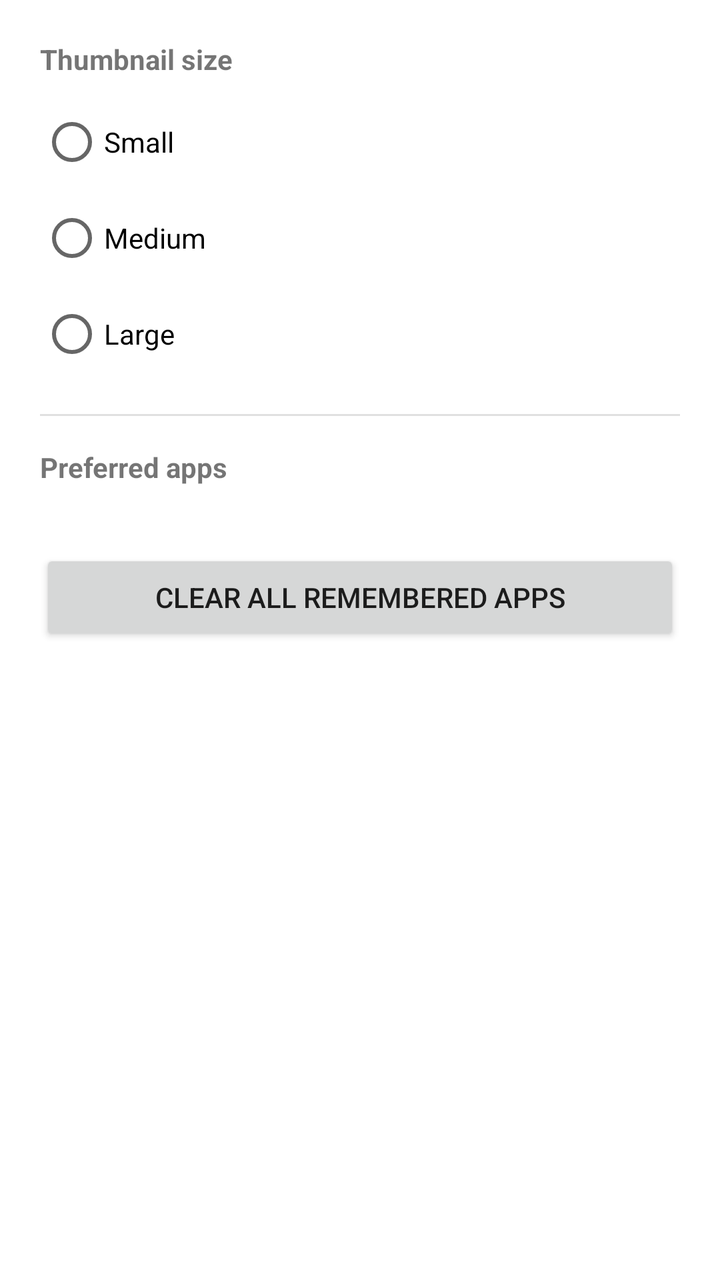
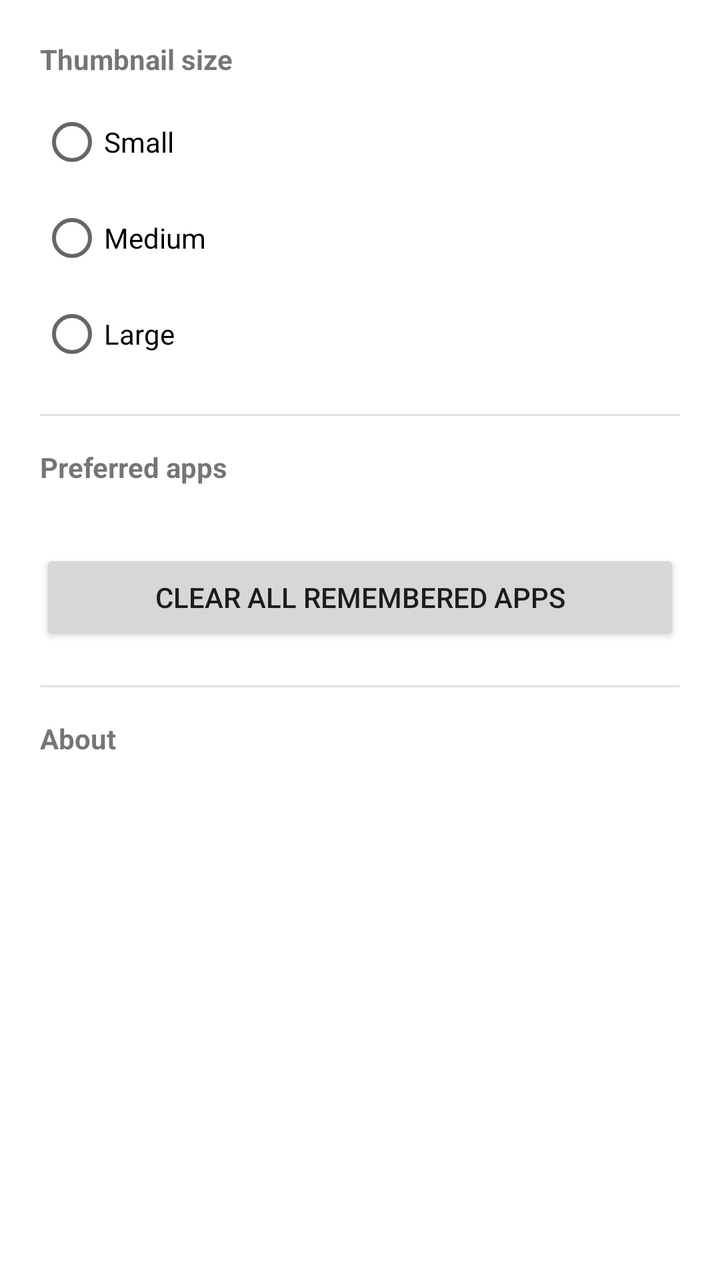

Two renders of the same Android screen: before a commit and after it. Below are the layout's source before the change and the commit's diff.
<!-- AndroidManifest.xml: application theme Theme.MyViewer -->
<!-- res/layout/dialog_settings.xml -->
<?xml version="1.0" encoding="utf-8"?>
<ScrollView xmlns:android="http://schemas.android.com/apk/res/android"
    android:layout_width="match_parent"
    android:layout_height="wrap_content">

    <LinearLayout
        android:layout_width="match_parent"
        android:layout_height="wrap_content"
        android:orientation="vertical"
        android:padding="20dp">

        
        <TextView
            android:layout_width="wrap_content"
            android:layout_height="wrap_content"
            android:text="@string/thumbnail_size"
            android:textSize="14sp"
            android:textStyle="bold" />

        <RadioGroup
            android:id="@+id/thumbnailSizeGroup"
            android:layout_width="match_parent"
            android:layout_height="wrap_content"
            android:layout_marginTop="8dp"
            android:orientation="vertical">

            <RadioButton
                android:id="@+id/sizeSmall"
                android:layout_width="match_parent"
                android:layout_height="wrap_content"
                android:text="@string/thumbnail_size_small" />

            <RadioButton
                android:id="@+id/sizeMedium"
                android:layout_width="match_parent"
                android:layout_height="wrap_content"
                android:text="@string/thumbnail_size_medium" />

            <RadioButton
                android:id="@+id/sizeLarge"
                android:layout_width="match_parent"
                android:layout_height="wrap_content"
                android:text="@string/thumbnail_size_large" />
        </RadioGroup>

        <View
            android:layout_width="match_parent"
            android:layout_height="1dp"
            android:layout_marginTop="16dp"
            android:layout_marginBottom="16dp"
            android:background="?android:attr/listDivider" />

        
        <TextView
            android:layout_width="wrap_content"
            android:layout_height="wrap_content"
            android:text="@string/preferred_apps"
            android:textSize="14sp"
            android:textStyle="bold" />

        <TextView
            android:id="@+id/preferredAppsCountText"
            android:layout_width="match_parent"
            android:layout_height="wrap_content"
            android:layout_marginTop="6dp"
            android:textSize="13sp" />

        <Button
            android:id="@+id/clearPreferredAppsButton"
            android:layout_width="match_parent"
            android:layout_height="wrap_content"
            android:layout_marginTop="8dp"
            android:text="@string/clear_all_preferred_apps" />

    </LinearLayout>
</ScrollView>
<!-- resources referenced by this layout -->
<resources>
  <string name="clear_all_preferred_apps">Clear all remembered apps</string>
  <string name="preferred_apps">Preferred apps</string>
  <string name="thumbnail_size">Thumbnail size</string>
  <string name="thumbnail_size_large">Large</string>
  <string name="thumbnail_size_medium">Medium</string>
  <string name="thumbnail_size_small">Small</string>
  <style name="Theme.MyViewer" parent="Theme.MaterialComponents.DayNight.NoActionBar">
          <item name="colorPrimary">@color/purple_500</item>
          <item name="colorPrimaryVariant">@color/purple_700</item>
          <item name="colorOnPrimary">@color/white</item>
          <item name="colorSecondary">@color/teal_200</item>
          <item name="colorSecondaryVariant">@color/teal_700</item>
          <item name="colorOnSecondary">@color/black</item>
          <item name="android:statusBarColor">?attr/colorPrimaryVariant</item>
      </style>
  <color name="purple_500">#FF6200EE</color>
  <color name="purple_700">#FF3700B3</color>
  <color name="white">#FFFFFFFF</color>
  <color name="teal_200">#FF03DAC5</color>
  <color name="teal_700">#FF018786</color>
  <color name="black">#FF000000</color>
</resources>

<!-- the commit's change to res/layout/dialog_settings.xml (unified diff, before → after) -->
@@ -72,5 +72,27 @@
             android:layout_marginTop="8dp"
             android:text="@string/clear_all_preferred_apps" />
 
+        <View
+            android:layout_width="match_parent"
+            android:layout_height="1dp"
+            android:layout_marginTop="20dp"
+            android:layout_marginBottom="16dp"
+            android:background="?android:attr/listDivider" />
+
+        
+        <TextView
+            android:layout_width="wrap_content"
+            android:layout_height="wrap_content"
+            android:text="@string/about"
+            android:textSize="14sp"
+            android:textStyle="bold" />
+
+        <TextView
+            android:id="@+id/versionInfoText"
+            android:layout_width="match_parent"
+            android:layout_height="wrap_content"
+            android:layout_marginTop="6dp"
+            android:textSize="13sp" />
+
     </LinearLayout>
 </ScrollView>
<!-- resource entries referenced after the edit -->
@@ -1,5 +1,6 @@
 <!-- resources referenced by this layout -->
 <resources>
+  <string name="about">About</string>
   <string name="clear_all_preferred_apps">Clear all remembered apps</string>
   <string name="preferred_apps">Preferred apps</string>
   <string name="thumbnail_size">Thumbnail size</string>
